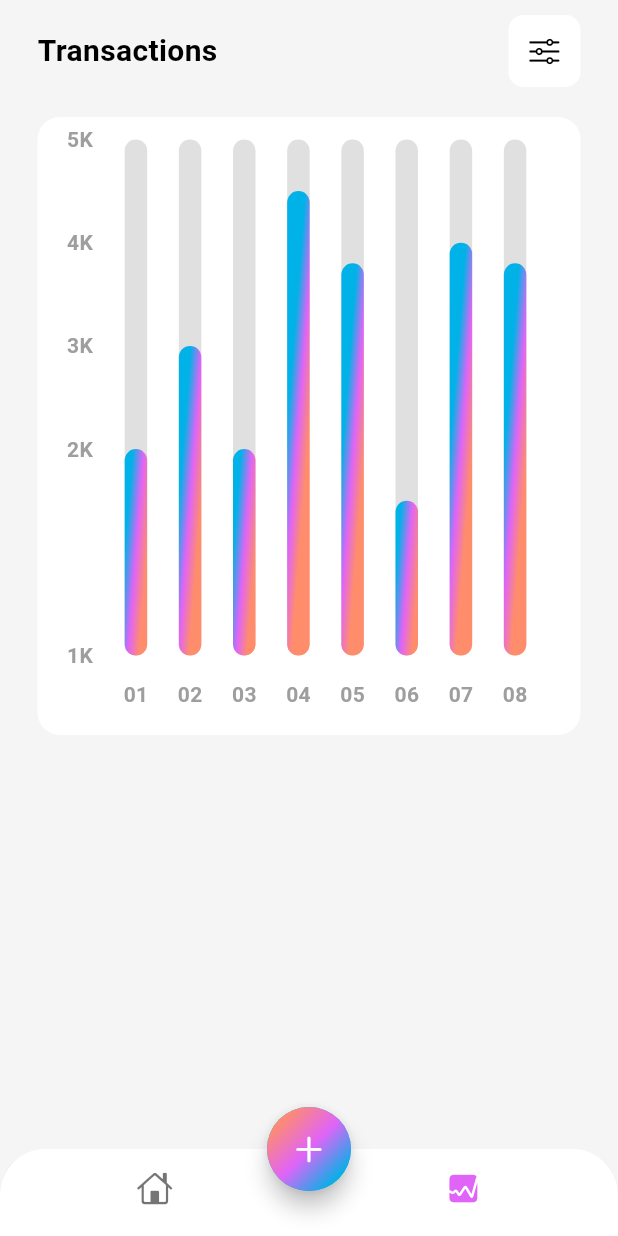
After one commit to phpcodertop/flutter_expenses_app, a Flutter app: the screen it shows after launch, item 2 of the bottom bar chosen, on a phone screen of 412 x 824 dp. The commit adds this screen. Run offline on Flutter 3.47's test engine with Material 3 defaults, Android fonts, the phone set to English and light mode, and no system bars; drawn by our look-alikes of fl_chart; our stand-ins replace font_awesome_flutter.

Commit message:
add transacton screen

```diff
--- a/lib/screens/home/views/home_screen.dart
+++ b/lib/screens/home/views/home_screen.dart
@@ -4,8 +4,23 @@ import 'package:expenses_app/screens/home/views/main_screen.dart';
 import 'package:flutter/cupertino.dart';
 import 'package:flutter/material.dart';
 
-class HomeScreen extends StatelessWidget {
+import '../../stats/views/stats_screen.dart';
+
+class HomeScreen extends StatefulWidget {
   const HomeScreen({super.key});
+
+  @override
+  State<HomeScreen> createState() => _HomeScreenState();
+}
+
+class _HomeScreenState extends State<HomeScreen> {
+
+  List<Widget> pagesList = [
+    MainScreen(),
+    StatsScreen()
+  ];
+
+  int selectedScreenIndex = 0;
 
   @override
   Widget build(BuildContext context) {
@@ -18,7 +33,14 @@ class HomeScreen extends StatelessWidget {
           backgroundColor: Colors.white,
           showSelectedLabels: false,
           showUnselectedLabels: false,
+          selectedItemColor: Theme.of(context).colorScheme.secondary,
           elevation: 3,
+          onTap: (value) {
+            setState(() {
+              selectedScreenIndex = value;
+            });
+          },
+          currentIndex: selectedScreenIndex,
           items: [
             BottomNavigationBarItem(
               icon: Icon(CupertinoIcons.home),
@@ -52,7 +74,7 @@ class HomeScreen extends StatelessWidget {
         ),
       ),
       floatingActionButtonLocation: FloatingActionButtonLocation.centerDocked,
-      body: MainScreen(),
+      body: pagesList[selectedScreenIndex],
     );
   }
 }
--- a/lib/screens/home/views/main_screen.dart
+++ b/lib/screens/home/views/main_screen.dart
@@ -284,6 +284,7 @@ class MainScreen extends StatelessWidget {
                           ],
                         ),
                         Column(
+                          crossAxisAlignment: CrossAxisAlignment.end,
                           children: [
                             Text(
                               transactionsData[index]['totalAmount'],
--- /dev/null
+++ b/lib/screens/stats/views/chart.dart
@@ -0,0 +1,166 @@
+import 'dart:math';
+
+import 'package:fl_chart/fl_chart.dart';
+import 'package:flutter/material.dart';
+
+class MyChart extends StatefulWidget {
+  const MyChart({super.key});
+
+  @override
+  State<MyChart> createState() => _MyChartState();
+}
+
+class _MyChartState extends State<MyChart> {
+  @override
+  Widget build(BuildContext context) {
+    return BarChart(
+      mainBarData(),
+    );
+  }
+
+  BarChartData mainBarData() {
+    return BarChartData(
+      titlesData: FlTitlesData(
+        show: true,
+        rightTitles: AxisTitles(
+          sideTitles: SideTitles(showTitles: false),
+        ),
+        topTitles: AxisTitles(
+          sideTitles: SideTitles(showTitles: false),
+        ),
+        bottomTitles: AxisTitles(
+          sideTitles: SideTitles(
+            showTitles: true,
+            reservedSize: 38,
+            getTitlesWidget: getTiles,
+          ),
+        ),
+        leftTitles: AxisTitles(
+          sideTitles: SideTitles(
+            showTitles: true,
+            getTitlesWidget: leftTitles,
+          ),
+        ),
+      ),
+      borderData: FlBorderData(show: false),
+      gridData: const FlGridData(show: false),
+      barGroups: showingGroups(),
+    );
+  }
+
+  Widget getTiles(double value, TitleMeta meta) {
+    const style = TextStyle(
+      color: Colors.grey,
+      fontWeight: FontWeight.bold,
+      fontSize: 14,
+    );
+    Widget text;
+
+    switch (value.toInt()) {
+      case 0:
+        text = const Text('01', style: style);
+        break;
+      case 1:
+        text = const Text('02', style: style);
+        break;
+      case 2:
+        text = const Text('03', style: style);
+        break;
+      case 3:
+        text = const Text('04', style: style);
+        break;
+      case 4:
+        text = const Text('05', style: style);
+        break;
+      case 5:
+        text = const Text('06', style: style);
+        break;
+      case 6:
+        text = const Text('07', style: style);
+        break;
+      case 7:
+        text = const Text('08', style: style);
+        break;
+      default:
+        text = const Text('', style: style);
+        break;
+    }
+    return SideTitleWidget(
+      axisSide: meta.axisSide,
+      space: 16,
+      child: text,
+    );
+  }
+
+  Widget leftTitles(double value, TitleMeta meta) {
+    const style = TextStyle(
+      color: Colors.grey,
+      fontWeight: FontWeight.bold,
+      fontSize: 14,
+    );
+    String text;
+    if (value == 0) {
+      text = '1K';
+    } else if (value == 2) {
+      text = '2K';
+    } else if (value == 3) {
+      text = '3K';
+    } else if (value == 4) {
+      text = '4K';
+    } else if (value == 5) {
+      text = '5K';
+    } else {
+      return Container();
+    }
+    return SideTitleWidget(
+      axisSide: meta.axisSide,
+      space: 0,
+      child: Text(text, style: style),
+    );
+  }
+
+  BarChartGroupData makeGroupData(int x, double y) {
+    return BarChartGroupData(x: x, barRods: [
+      BarChartRodData(
+        toY: y,
+        gradient: LinearGradient(
+          colors: [
+            Theme.of(context).colorScheme.primary,
+            Theme.of(context).colorScheme.secondary,
+            Theme.of(context).colorScheme.tertiary,
+          ],
+          transform: const GradientRotation(pi / 40),
+        ),
+        width: 15,
+        backDrawRodData: BackgroundBarChartRodData(
+          show: true,
+          toY: 5,
+          color: Colors.grey.shade300,
+        ),
+      ),
+    ]);
+  }
+
+  List<BarChartGroupData> showingGroups() => List.generate(8, (i) {
+        switch (i) {
+          case 0:
+            return makeGroupData(0, 2);
+          case 1:
+            return makeGroupData(1, 3);
+          case 2:
+            return makeGroupData(2, 2);
+          case 3:
+            return makeGroupData(3, 4.5);
+          case 4:
+            return makeGroupData(4, 3.8);
+          case 5:
+            return makeGroupData(5, 1.5);
+          case 6:
+            return makeGroupData(6, 4);
+          case 7:
+            return makeGroupData(7, 3.8);
+          default:
+            return throw Error();
+        }
+      });
+}
--- /dev/null
+++ b/lib/screens/stats/views/stats_screen.dart
@@ -0,0 +1,63 @@
+import 'package:expenses_app/screens/stats/views/chart.dart';
+import 'package:fl_chart/fl_chart.dart';
+import 'package:flutter/cupertino.dart';
+import 'package:flutter/material.dart';
+
+class StatsScreen extends StatelessWidget {
+  const StatsScreen({super.key});
+
+  @override
+  Widget build(BuildContext context) {
+    return SafeArea(
+      child: Padding(
+        padding: const EdgeInsets.symmetric(horizontal: 25, vertical: 10),
+        child: Column(
+          children: [
+            // app bar
+            Row(
+              mainAxisAlignment: MainAxisAlignment.spaceBetween,
+              children: [
+                Text('Transactions', style: TextStyle(
+                  fontSize: 20,
+                  fontWeight: FontWeight.bold,
+                  color: Theme.of(context).colorScheme.onSurface
+                ),),
+
+                Container(
+                  decoration: BoxDecoration(
+                    borderRadius: BorderRadius.circular(10),
+                    color: Colors.white,
+                  ),
+                  child: IconButton(
+                    onPressed: () {},
+                    icon: Icon(CupertinoIcons.slider_horizontal_3),
+                  ),
+                ),
+              ],
+            ),
+
+            SizedBox(height: 20,),
+
+            // switcher
+
+            // chart
+            Container(
+              padding: EdgeInsets.all(15),
+              width: MediaQuery.of(context).size.width,
+              height: MediaQuery.of(context).size.width,
+              decoration: BoxDecoration(
+                color: Colors.white,
+                borderRadius: BorderRadius.circular(15),
+              ),
+              child: MyChart(),
+            ),
+
+            // transactions list label
+
+            // transactions list
+          ],
+        ),
+      ),
+    );
+  }
+}
--- a/pubspec.yaml
+++ b/pubspec.yaml
@@ -11,6 +11,7 @@ dependencies:
     sdk: flutter
   cupertino_icons: ^1.0.8
   font_awesome_flutter: ^10.8.0
+  fl_chart: ^0.70.0
 
 dev_dependencies:
   flutter_test:
```
Also changed, not shown: pubspec.lock.
